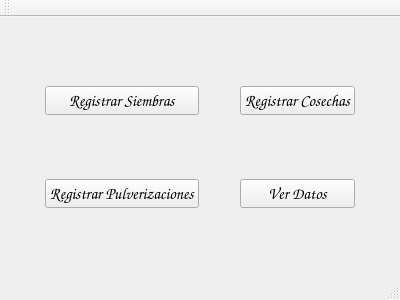
First picture: the form in mainwindow.ui, repository julianmacagno/Soft-Agro, before the edit.
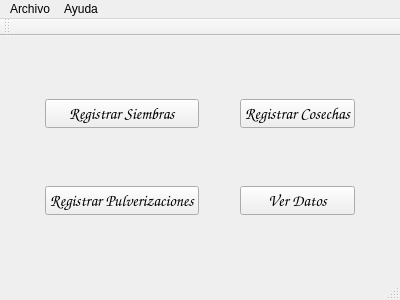
Second picture: the form after the edit.

Diff of the .ui file:
```diff
--- a/mainwindow.ui
+++ b/mainwindow.ui
@@ -125,6 +125,19 @@
      <height>20</height>
     </rect>
    </property>
+   <widget class="QMenu" name="menuArchivo">
+    <property name="title">
+     <string>Archivo</string>
+    </property>
+   </widget>
+   <widget class="QMenu" name="menuAyuda">
+    <property name="title">
+     <string>Ayuda</string>
+    </property>
+    <addaction name="actionAcerca_de"/>
+   </widget>
+   <addaction name="menuArchivo"/>
+   <addaction name="menuAyuda"/>
   </widget>
   <widget class="QToolBar" name="mainToolBar">
    <attribute name="toolBarArea">
```
Left out of the diff: 5 changed lines with no effect on the pictures.
